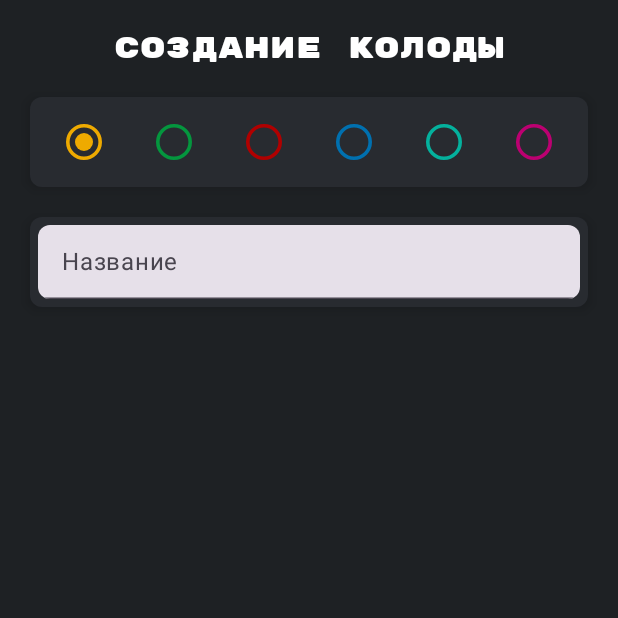
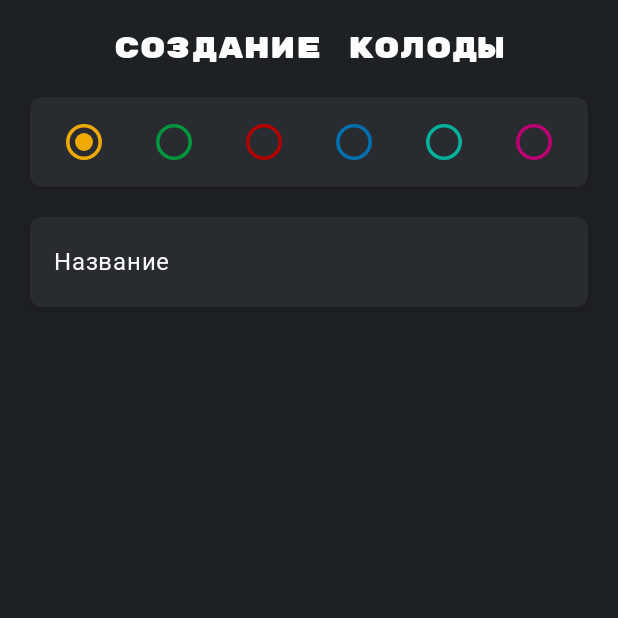
Before and after one commit to KatbertAllgood/FlippyMind, an Android app built with Jetpack Compose: the create_new_deck_screen screen opened through its navigation route, on a phone screen of 412 x 824 dp, the top half of it. Run offline under Robolectric (Android 15) with nearby library versions, the phone set to English and light mode, and no system bars; our stand-ins replace Dagger/Hilt's generated code.

Commit message:
modded text field

```diff
--- a/app/src/main/java/com/example/flippymind/screens/createnewdeck/CreateNewDeck.kt
+++ b/app/src/main/java/com/example/flippymind/screens/createnewdeck/CreateNewDeck.kt
@@ -28,7 +28,9 @@ import androidx.compose.runtime.setValue
 import androidx.compose.ui.Alignment
 import androidx.compose.ui.Modifier
 import androidx.compose.ui.draw.scale
+import androidx.compose.ui.graphics.Color
 import androidx.compose.ui.res.stringResource
+import androidx.compose.ui.text.TextStyle
 import androidx.compose.ui.text.input.TextFieldValue
 import androidx.compose.ui.tooling.preview.Preview
 import androidx.compose.ui.unit.dp
@@ -238,19 +240,29 @@ private fun NameInputPlace() {
             TextField(
                 modifier = Modifier
                     .fillMaxWidth()
-                    .height(60.dp)
-                    .padding(5.dp),
+                    .height(60.dp),
                 value = name,
                 onValueChange = { newText ->
                     name = newText
                 },
                 singleLine = true,
                 colors = TextFieldDefaults.colors(
-
+                    focusedTextColor = FlippyMindTheme.colors.primaryText,
+                    unfocusedTextColor = FlippyMindTheme.colors.primaryText,
+                    focusedContainerColor = FlippyMindTheme.colors.secondaryBackground,
+                    unfocusedContainerColor = FlippyMindTheme.colors.secondaryBackground,
+                    focusedIndicatorColor = Color.Transparent,
+                    unfocusedIndicatorColor = Color.Transparent,
+                    focusedLabelColor = FlippyMindTheme.colors.controlColor,
+                    unfocusedLabelColor = FlippyMindTheme.colors.primaryText,
+                    cursorColor = FlippyMindTheme.colors.controlColor
+//                    focusedPlaceholderColor = FlippyMindTheme.colors.tertiaryBackground,
+//                    unfocusedPlaceholderColor = FlippyMindTheme.colors.tertiaryBackground,
                 ),
                 label = {
                     Text(
-                        text = stringResource(id = R.string.name_label)
+                        text = stringResource(id = R.string.name_label),
+                        fontFamily = FlippyMindTheme.typography.default.fontFamily
                     )
                 },
                 shape = FlippyMindTheme.shape.cornersStyle,
@@ -258,7 +270,10 @@ private fun NameInputPlace() {
                     Text(
                         text = stringResource(id = R.string.type_name_hint)
                     )
-                }
+                },
+                textStyle = TextStyle(
+                    fontFamily = FlippyMindTheme.typography.default.fontFamily
+                )
             )
         }
     }
```
